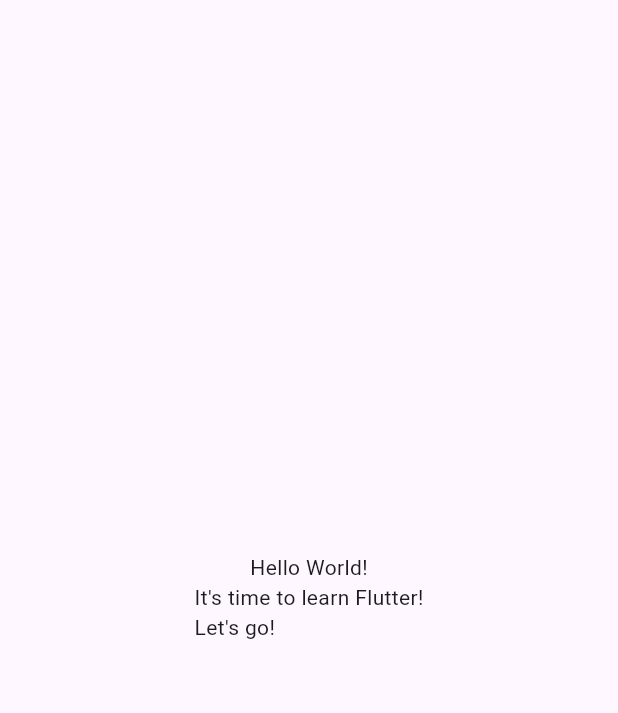
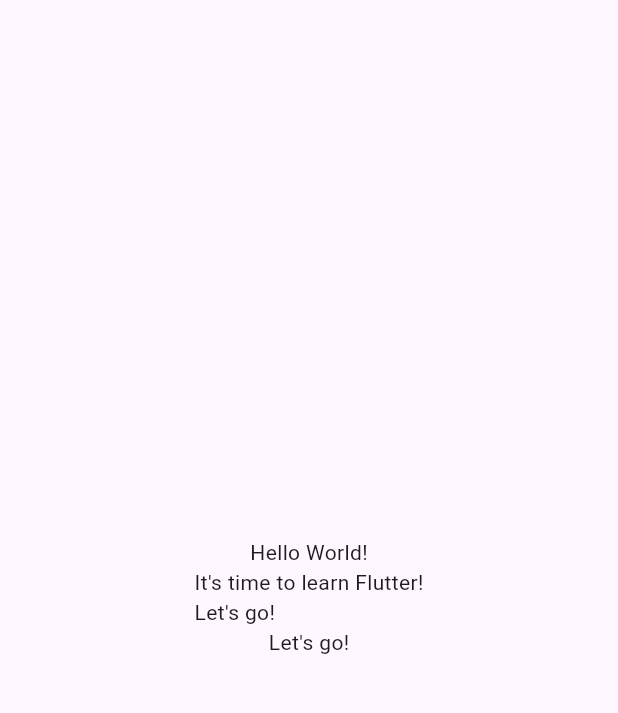
Before and after one commit to che711/flutter, a Flutter app: the screen it shows after launch, on a phone screen of 412 x 824 dp, the part 63-776 px from its top. Run offline on Flutter 3.47's test engine with Material 3 defaults, Android fonts, the phone set to English and light mode, and no system bars.

Commit message:
updated new lines in main.dart

```diff
--- a/first_app/lib/main.dart
+++ b/first_app/lib/main.dart
@@ -20,6 +20,7 @@ class MyApp extends StatelessWidget {
             children: const [
               Text('Hello World!'),
               Text('It\'s time to learn Flutter!\nLet\'s go!'),
+              Text('Let\'s go!'),
             ],
           ),
         ),
```
